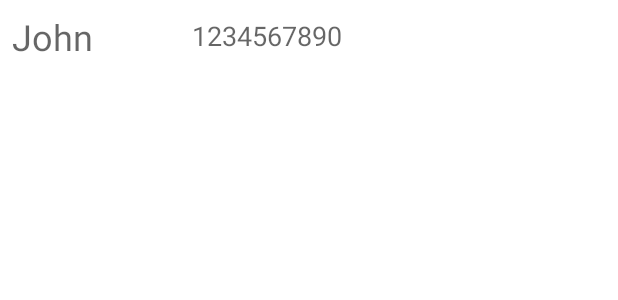
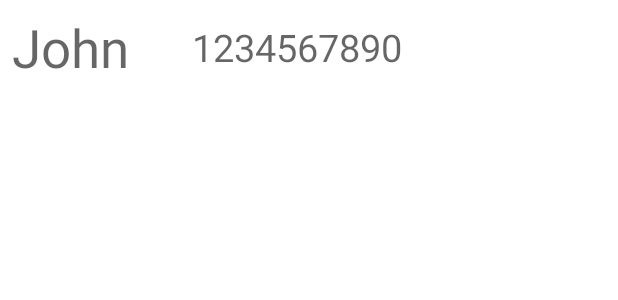
Before and after one commit to Capstone-Projects-2023-Spring/project-vehicle-collision-automatic-detection, an Android app: the layout recycler_view_layout.xml on its own in the app's theme, with its tools: preview values and no code run, on a phone screen of 412 x 824 dp. Shown: the top 300 px of the screen. Run offline under Robolectric (Android 15) with nearby library versions, the phone set to English and light mode, and no system bars; Roboto replaces fonts that are not available here.

Commit message:
Update recycler_view_layout.xml

```diff
--- a/androidApp/app/src/main/res/layout/recycler_view_layout.xml
+++ b/androidApp/app/src/main/res/layout/recycler_view_layout.xml
@@ -16,7 +16,7 @@
         android:hint="John"
         android:textColor="#373737"
         app:fontFamily="@font/aldrich"
-        android:textSize="24sp"
+        android:textSize="35sp"
         app:layout_constraintBottom_toBottomOf="parent"
         app:layout_constraintStart_toStartOf="parent"
         app:layout_constraintTop_toTopOf="parent"
@@ -32,7 +32,7 @@
         android:layout_marginBottom="8dp"
         android:hint="1234567890"
         android:textColor="#373737"
-        android:textSize="18sp"
+        android:textSize="25sp"
         app:fontFamily="@font/aldrich"
         app:layout_constraintBottom_toBottomOf="parent"
         app:layout_constraintStart_toStartOf="parent"
```
